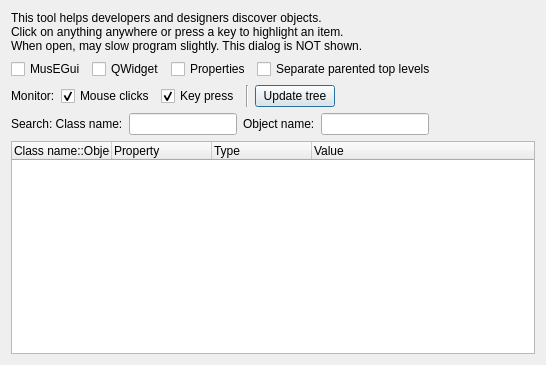
Qt form muse3/muse/components/snooperbase.ui (emrum/muse) before a commit.
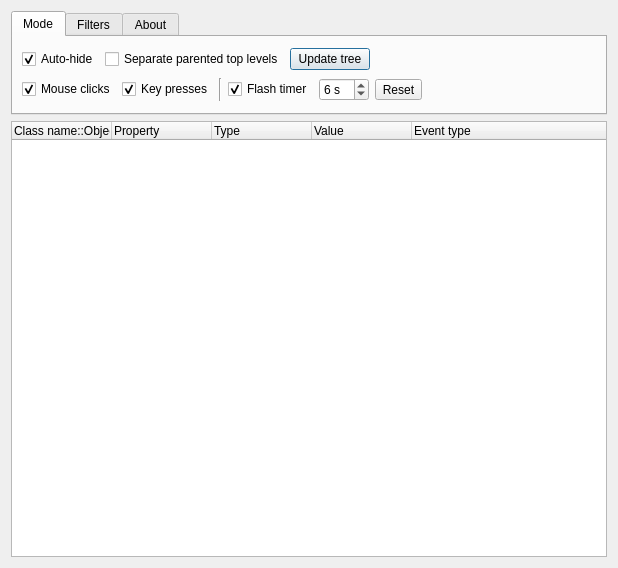
The same form after that commit.

Commit message: Snooper improved. Moved to Help menu. Live monitoring of events.

Diff of the .ui file:
```diff
--- a/muse3/muse/components/snooperbase.ui
+++ b/muse3/muse/components/snooperbase.ui
@@ -6,8 +6,8 @@
    <rect>
     <x>0</x>
     <y>0</y>
-    <width>546</width>
-    <height>365</height>
+    <width>618</width>
+    <height>568</height>
    </rect>
   </property>
   <property name="windowTitle">
@@ -15,38 +15,42 @@
   </property>
   <layout class="QVBoxLayout" name="verticalLayout">
    <item>
-    <layout class="QHBoxLayout" name="horizontalLayout_3">
-     <item>
-      <widget class="QLabel" name="label">
-       <property name="text">
-        <string>This tool helps developers and designers discover objects.
-Click on anything anywhere or press a key to highlight an item.
-When open, may slow program slightly. This dialog is NOT shown.</string>
-       </property>
-      </widget>
-     </item>
-    </layout>
-   </item>
-   <item>
-    <layout class="QHBoxLayout" name="horizontalLayout">
-     <item>
-      <widget class="QCheckBox" name="onlyAppCheckBox">
-       <property name="text">
-        <string>MusEGui</string>
-       </property>
-      </widget>
-     </item>
-     <item>
-      <widget class="QCheckBox" name="onlyWidgetCheckBox">
-       <property name="text">
-        <string>QWidget</string>
-       </property>
-      </widget>
-     </item>
+    <widget class="QTabWidget" name="optionsTabWidget">
+     <property name="sizePolicy">
+      <sizepolicy hsizetype="Expanding" vsizetype="Preferred">
+       <horstretch>0</horstretch>
+       <verstretch>0</verstretch>
+      </sizepolicy>
+     </property>
+     <property name="tabPosition">
+      <enum>QTabWidget::North</enum>
+     </property>
+     <property name="tabShape">
+      <enum>QTabWidget::Rounded</enum>
+     </property>
+     <property name="currentIndex">
+      <number>0</number>
+     </property>
+     <property name="iconSize">
+      <size>
+       <width>16</width>
+       <height>16</height>
+      </size>
+     </property>
+     <widget class="QWidget" name="modeTab">
+      <attribute name="title">
+       <string>Mode</string>
+      </attribute>
+      <layout class="QVBoxLayout" name="verticalLayout_2">
      <item>
-      <widget class="QCheckBox" name="onlyPropsCheckBox">
+        <layout class="QHBoxLayout" name="horizontalLayout_5">
+         <item>
+          <widget class="QCheckBox" name="autoHideCheckBox">
        <property name="text">
-        <string>Properties</string>
+            <string>Auto-hide</string>
+           </property>
+           <property name="checked">
+            <bool>true</bool>
        </property>
       </widget>
      </item>
@@ -58,7 +62,14 @@
       </widget>
      </item>
      <item>
-      <spacer name="horizontalSpacer">
+          <widget class="QPushButton" name="updateButton">
+           <property name="text">
+            <string>Update tree</string>
+           </property>
+          </widget>
+         </item>
+         <item>
+          <spacer name="horizontalSpacer_4">
        <property name="orientation">
         <enum>Qt::Horizontal</enum>
        </property>
@@ -74,13 +85,6 @@
    </item>
    <item>
     <layout class="QHBoxLayout" name="horizontalLayout_4">
-     <item>
-      <widget class="QLabel" name="label_4">
-       <property name="text">
-        <string>Monitor:</string>
-       </property>
-      </widget>
-     </item>
      <item>
       <widget class="QCheckBox" name="captureMouseClickCheckBox">
        <property name="text">
@@ -94,7 +98,7 @@
      <item>
       <widget class="QCheckBox" name="captureKeyPressCheckBox">
        <property name="text">
-        <string>Key press</string>
+            <string>Key presses</string>
        </property>
        <property name="checked">
         <bool>true</bool>
@@ -109,9 +113,38 @@
       </widget>
      </item>
      <item>
-      <widget class="QPushButton" name="updateButton">
+          <widget class="QCheckBox" name="useFlashCheckBox">
        <property name="text">
-        <string>Update tree</string>
+            <string>Flash timer</string>
+           </property>
+           <property name="checked">
+            <bool>true</bool>
+           </property>
+          </widget>
+         </item>
+         <item>
+          <widget class="QSpinBox" name="flashTimerValueSpinBox">
+           <property name="suffix">
+            <string> s</string>
+           </property>
+           <property name="prefix">
+            <string/>
+           </property>
+           <property name="minimum">
+            <number>1</number>
+           </property>
+           <property name="maximum">
+            <number>20</number>
+           </property>
+           <property name="value">
+            <number>6</number>
+           </property>
+          </widget>
+         </item>
+         <item>
+          <widget class="QToolButton" name="resetFlashButton">
+           <property name="text">
+            <string>Reset</string>
        </property>
       </widget>
      </item>
@@ -130,6 +163,51 @@
      </item>
     </layout>
    </item>
+      </layout>
+     </widget>
+     <widget class="QWidget" name="filterTab">
+      <attribute name="title">
+       <string>Filters</string>
+      </attribute>
+      <layout class="QVBoxLayout" name="verticalLayout_3">
+       <item>
+        <layout class="QHBoxLayout" name="horizontalLayout">
+         <item>
+          <widget class="QCheckBox" name="onlyAppCheckBox">
+           <property name="text">
+            <string>MusEGui</string>
+           </property>
+          </widget>
+         </item>
+         <item>
+          <widget class="QCheckBox" name="onlyWidgetCheckBox">
+           <property name="text">
+            <string>QWidget</string>
+           </property>
+          </widget>
+         </item>
+         <item>
+          <widget class="QCheckBox" name="onlyPropsCheckBox">
+           <property name="text">
+            <string>Properties</string>
+           </property>
+          </widget>
+         </item>
+         <item>
+          <spacer name="horizontalSpacer">
+           <property name="orientation">
+            <enum>Qt::Horizontal</enum>
+           </property>
+           <property name="sizeHint" stdset="0">
+            <size>
+             <width>40</width>
+             <height>20</height>
+            </size>
+           </property>
+          </spacer>
+         </item>
+        </layout>
+       </item>
    <item>
     <layout class="QHBoxLayout" name="horizontalLayout_2">
      <item>
@@ -167,8 +245,35 @@
      </item>
     </layout>
    </item>
+      </layout>
+     </widget>
+     <widget class="QWidget" name="aboutTab">
+      <attribute name="title">
+       <string>About</string>
+      </attribute>
+      <layout class="QVBoxLayout" name="verticalLayout_4">
+       <item>
+        <widget class="QLabel" name="label">
+         <property name="text">
+          <string>This tool helps developers and designers discover objects.
+Click on anything anywhere or press a key to highlight an item.
+It will NOT auto-update when new objects are created. Click 'Update tree'.
+When open, may slow program slightly. This dialog is NOT shown.</string>
+         </property>
+        </widget>
+       </item>
+      </layout>
+     </widget>
+    </widget>
+   </item>
    <item>
     <widget class="QTreeWidget" name="objectTree">
+     <property name="sizePolicy">
+      <sizepolicy hsizetype="Expanding" vsizetype="Expanding">
+       <horstretch>0</horstretch>
+       <verstretch>0</verstretch>
+      </sizepolicy>
+     </property>
      <column>
       <property name="text">
        <string>Class name::Object name</string>
@@ -189,6 +294,11 @@
        <string>Value</string>
       </property>
      </column>
+     <column>
+      <property name="text">
+       <string>Event type</string>
+      </property>
+     </column>
     </widget>
    </item>
   </layout>
```
Lines whose indentation alone changed are shown as unchanged. The commit also changes 9 other files.
